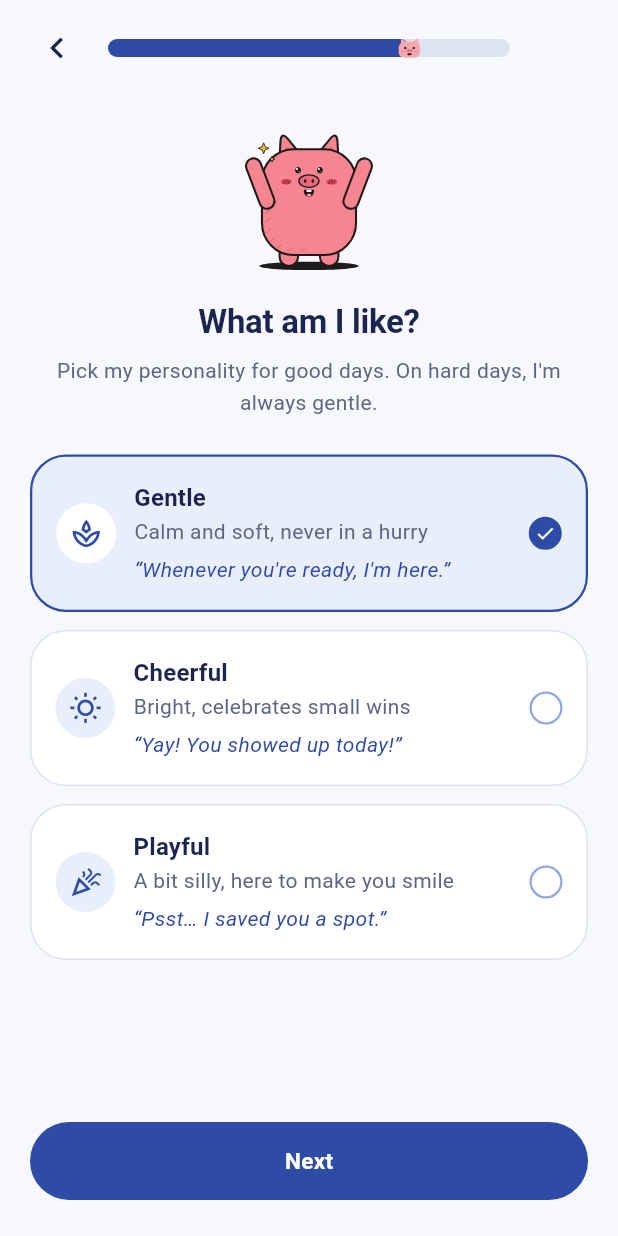
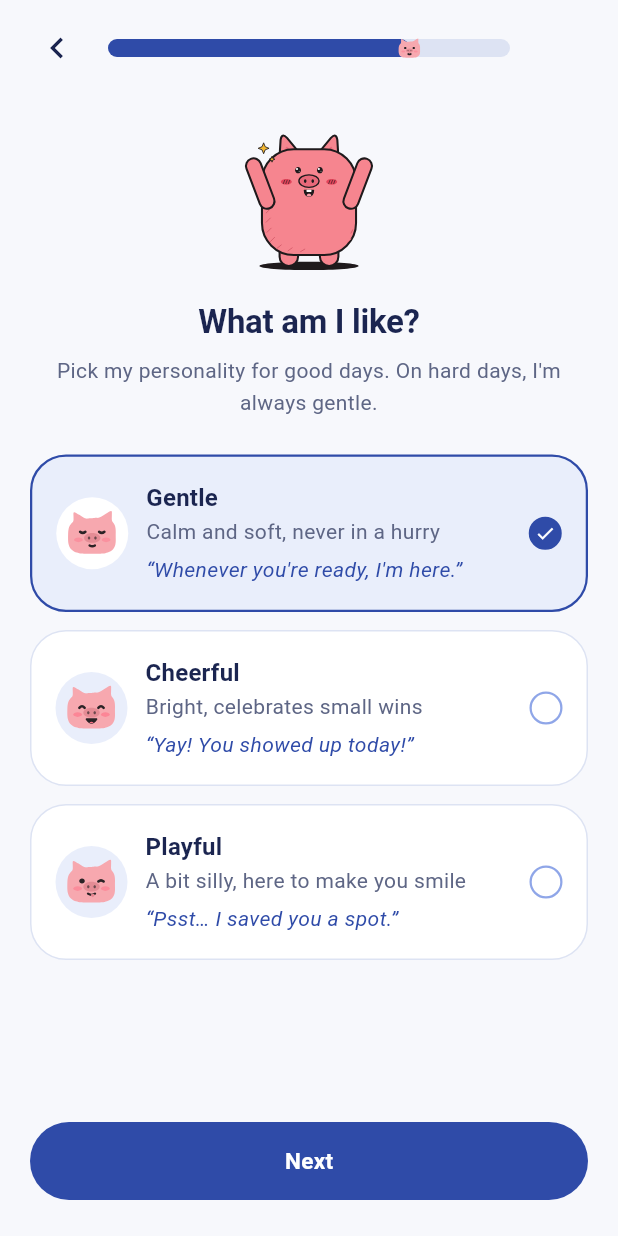
Before and after one commit to group6-selfcare/orb-selfcare, a Flutter app: the TraitScreen screen opened by its route, on a phone screen of 412 x 824 dp. Run offline on Flutter 3.47's test engine with Material 3 defaults, Android fonts, the phone set to English and light mode, and no system bars; our stand-ins replace flutter_riverpod, flutter_svg, go_router, shared_preferences; accounts and stored records are empty.

Commit message:
PMG6-55 Custom pig faces on the trait cards
Gentle (calm closed eyes, soft smile), Cheerful (happy squint, open
grin) and Playful (a wink and a little tongue), built from the
Companion head so they stay on-model. They replace the stock Material
icons on the N3 cards. Also saved in Figma on the Trait Faces page.

```diff
--- a/lib/features/onboarding/trait_screen.dart
+++ b/lib/features/onboarding/trait_screen.dart
@@ -16,12 +16,6 @@ import 'onboarding_scaffold.dart';
 /// a choice made earlier is shown again when the user comes back.
 class TraitScreen extends ConsumerWidget {
   const TraitScreen({super.key});
-
-  static const _icons = {
-    Trait.gentle: Icons.spa_outlined,
-    Trait.cheerful: Icons.wb_sunny_outlined,
-    Trait.playful: Icons.celebration_outlined,
-  };
 
   @override
   Widget build(BuildContext context, WidgetRef ref) {
@@ -65,7 +59,6 @@ class TraitScreen extends ConsumerWidget {
             for (final trait in Trait.values) ...[
               _TraitCard(
                 trait: trait,
-                icon: _icons[trait]!,
                 selected: trait == selected,
                 onTap: () => draft.setTrait(trait),
               ),
@@ -78,16 +71,17 @@ class TraitScreen extends ConsumerWidget {
   }
 }
 
+/// The pig face drawn for each trait.
+String traitFaceAsset(Trait trait) => 'assets/svg/pig/trait_${trait.name}.svg';
+
 class _TraitCard extends StatelessWidget {
   const _TraitCard({
     required this.trait,
-    required this.icon,
     required this.selected,
     required this.onTap,
   });
 
   final Trait trait;
-  final IconData icon;
   final bool selected;
   final VoidCallback onTap;
 
@@ -129,14 +123,16 @@ class _TraitCard extends StatelessWidget {
               padding: const EdgeInsets.all(OrbSpacing.lg),
               child: Row(
                 children: [
+                  // The pig's face in this voice: calm, happy or cheeky.
                   Container(
-                    width: 40,
-                    height: 40,
+                    width: 48,
+                    height: 48,
                     decoration: BoxDecoration(
                       color: selected ? OrbColors.surface : OrbColors.mist,
                       shape: BoxShape.circle,
                     ),
-                    child: Icon(icon, size: 22, color: OrbColors.primary),
+                    alignment: Alignment.center,
+                    child: SvgPicture.asset(traitFaceAsset(trait), width: 36),
                   ),
                   const SizedBox(width: OrbSpacing.md),
                   Expanded(
```
Also changed, not shown: assets/svg/pig/trait_cheerful.svg (added), assets/svg/pig/trait_gentle.svg (added), assets/svg/pig/trait_playful.svg (added), 2 other files.
